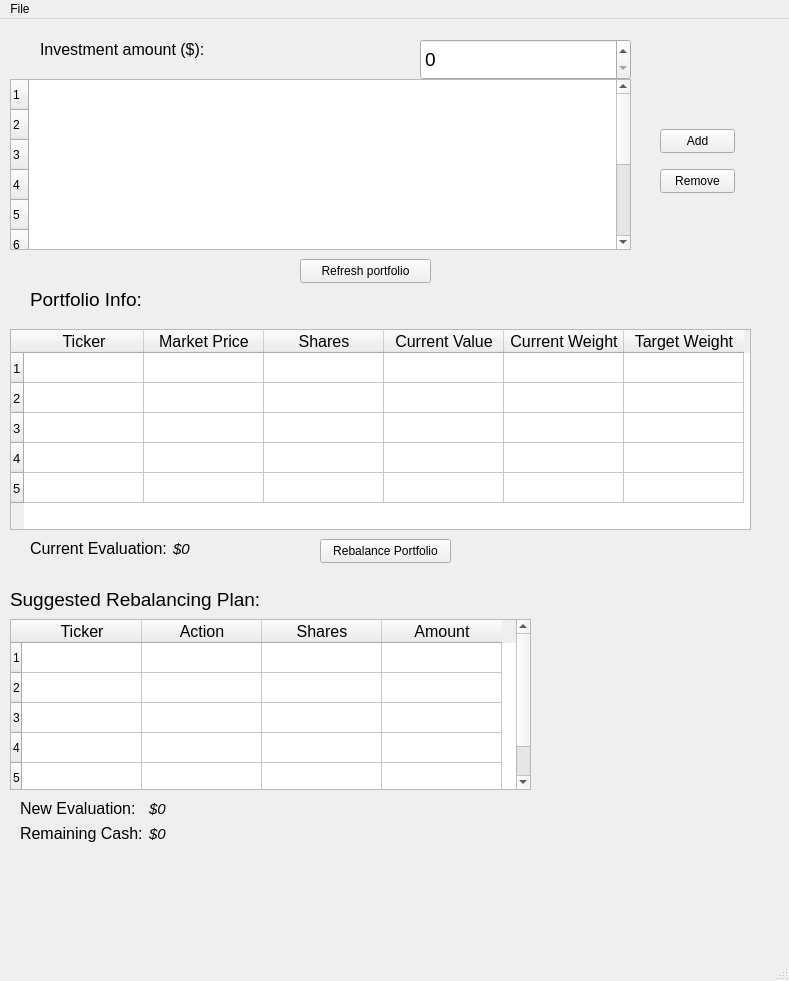
konmenel/restonks, file restonks/ui/main.ui: the form before one commit.
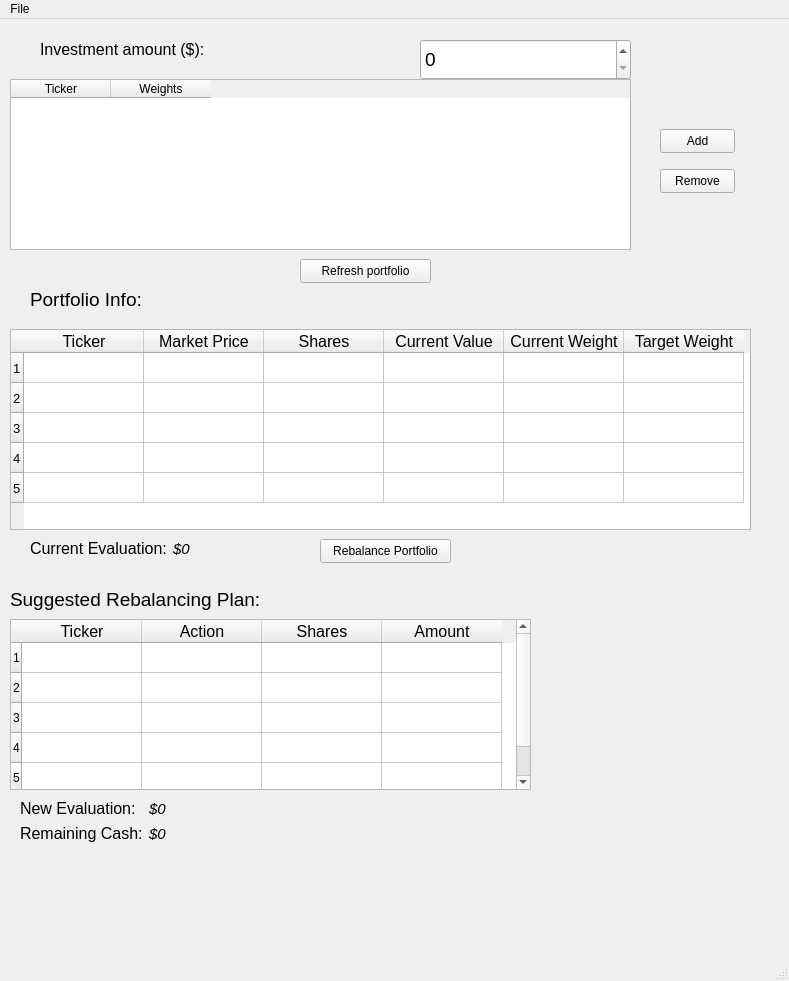
The form after the commit.

Commit message: Fix weights table

The edit to the form file:
```diff
--- a/restonks/ui/main.ui
+++ b/restonks/ui/main.ui
@@ -48,27 +48,27 @@
      <set>QAbstractItemView::EditTrigger::NoEditTriggers</set>
     </property>
     <property name="rowCount">
-     <number>10</number>
-    </property>
-    <property name="columnCount">
      <number>0</number>
     </property>
+    <property name="columnCount">
+     <number>2</number>
+    </property>
     <attribute name="horizontalHeaderMinimumSectionSize">
      <number>19</number>
     </attribute>
     <attribute name="horizontalHeaderDefaultSectionSize">
      <number>100</number>
     </attribute>
-    <row/>
-    <row/>
-    <row/>
-    <row/>
-    <row/>
-    <row/>
-    <row/>
-    <row/>
-    <row/>
-    <row/>
+    <column>
+     <property name="text">
+      <string>Ticker</string>
+     </property>
+    </column>
+    <column>
+     <property name="text">
+      <string>Weights</string>
+     </property>
+    </column>
    </widget>
    <widget class="QPushButton" name="addButton">
     <property name="geometry">
```
